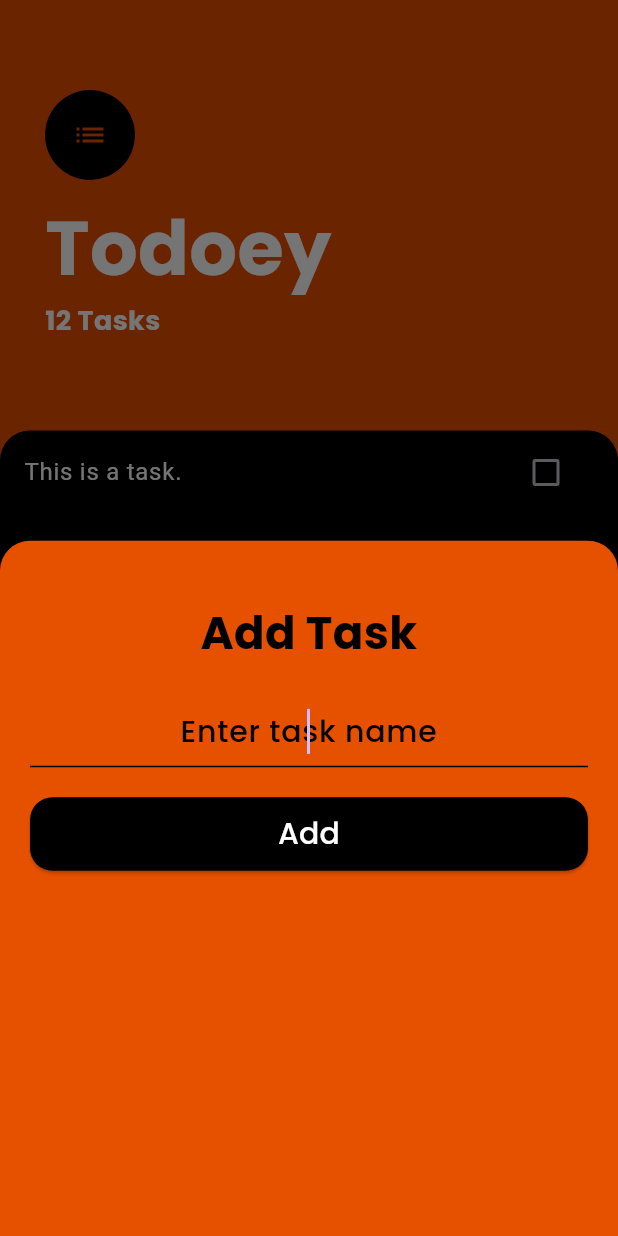
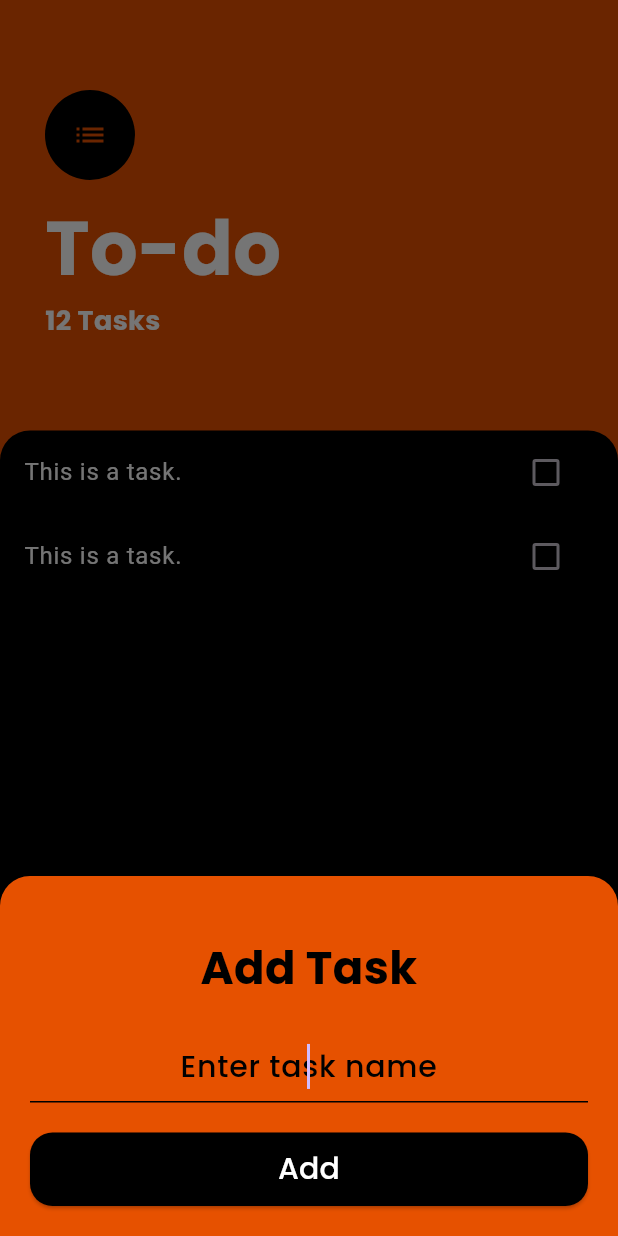
Before and after one commit to Akshat-sGit/today_flutter, a Flutter app: the screen it shows after launch, after a tap on the "add" icon, on a phone screen of 412 x 824 dp. Run offline on Flutter 3.47's test engine with Material 3 defaults, Android fonts, the light colour scheme and no system bars; our stand-ins replace google_fonts.

Commit message:
made a new directory system for the project and completed tasktile code

```diff
--- a/lib/screens/task_screen.dart
+++ b/lib/screens/task_screen.dart
@@ -15,7 +15,14 @@ class TaskScreen extends StatelessWidget {
         child: Icon(Icons.add, color: Colors.orange[900]),
         onPressed: () {
           showModalBottomSheet(
-              context: context, builder: (context) => const AddTaskScreen());
+              context: context,isScrollControlled: true ,builder: (context) => SingleChildScrollView(
+                child: Container(
+                  padding: EdgeInsets.only(bottom: MediaQuery.of(context).viewInsets.bottom),
+                  child: const AddTaskScreen(),
+                )
+                ),
+
+              );
         },
       ),
       body: Column(
@@ -39,7 +46,7 @@ class TaskScreen extends StatelessWidget {
                       )),
                   const SizedBox(height: 10.0),
                   Text(
-                    'Todoey',
+                    'To-do',
                     style: GoogleFonts.poppins(
                       color: Colors.white,
                       fontSize: 50.0,
@@ -88,13 +95,14 @@ class TaskTile extends StatefulWidget {
 
   final bool isChecked;
 
+
   @override
   // ignore: library_private_types_in_public_api
   _TaskTileState createState() => _TaskTileState();
 }
 
 class _TaskTileState extends State<TaskTile> {
-  late bool isChecked;
+  late bool isChecked = false;
 
   @override
   void initState() {
@@ -106,9 +114,12 @@ class _TaskTileState extends State<TaskTile> {
   Widget build(BuildContext context) {
     return ListTile(
       textColor: Colors.black,
-      title: const Text(
+      title: Text(
         "This is a task.",
-        style: TextStyle(color: Colors.white),
+        style: TextStyle(
+          color: Colors.white,
+          decoration: isChecked ?  TextDecoration.lineThrough : null,
+        ),
       ),
       trailing: Checkbox(
         fillColor: MaterialStateProperty.all(Colors.black),
--- /dev/null
+++ b/lib/widgets/task_tile.dart
@@ -0,0 +1,3 @@
+class Tile{
+
+}
```
Also changed, not shown: lib/widgets/tasks_list.dart (added, +24 -0 lines).
